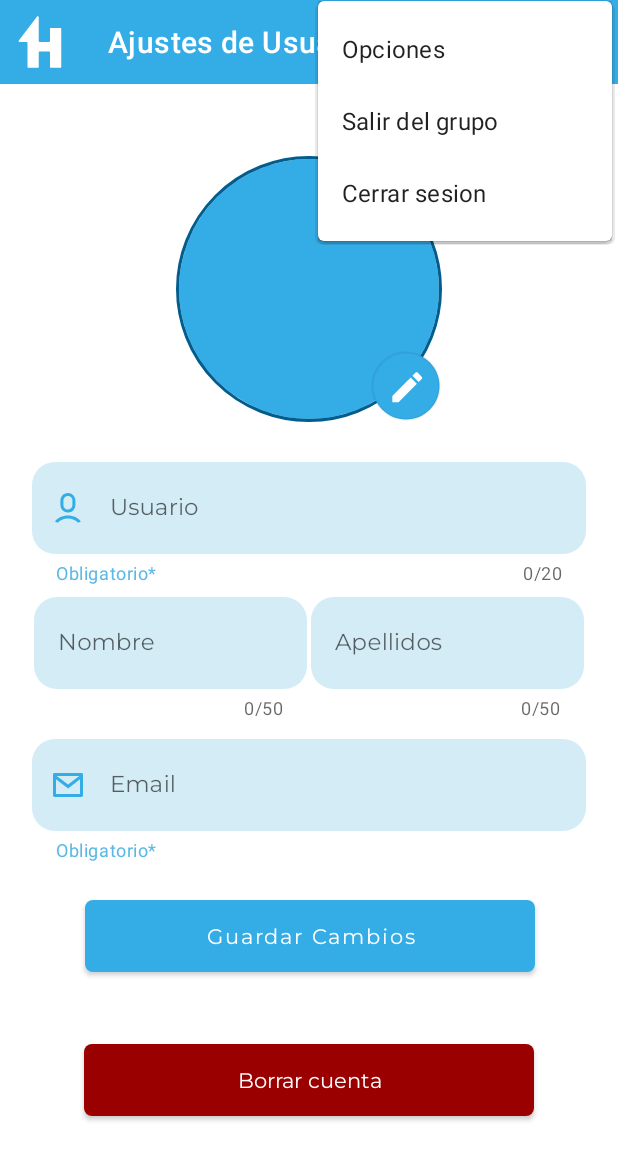
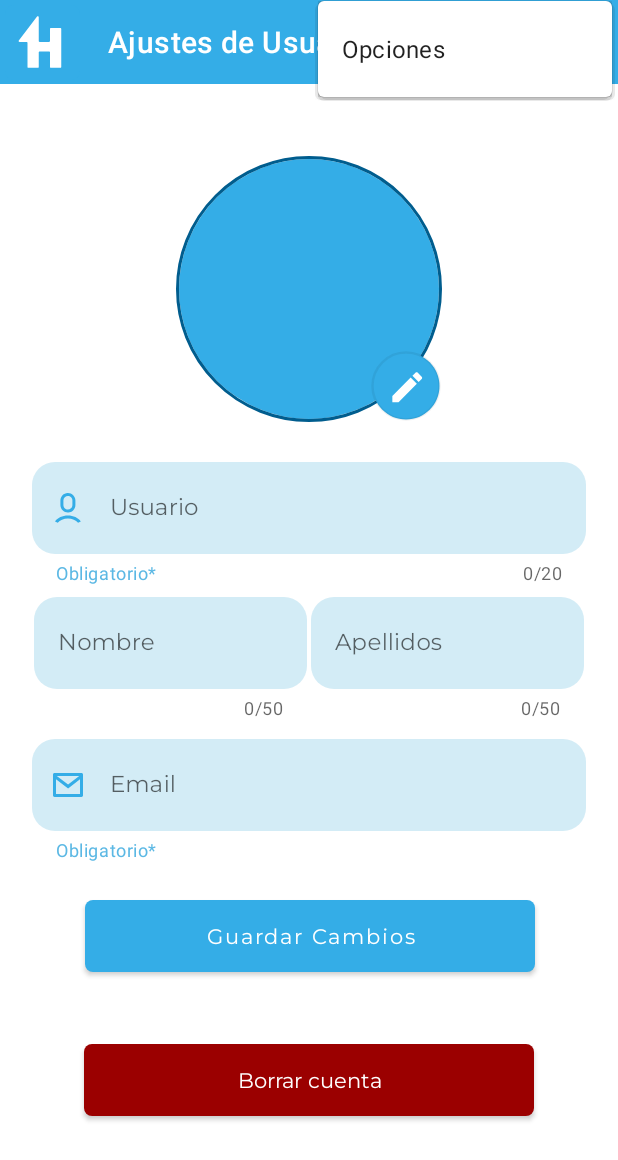
Before and after one commit to HOMIES-Project/homies-android, an Android app: the fragment SettingsUser placed in its activity, with the options menu open, on a phone screen of 412 x 824 dp. Shown: the top 1160 px of the screen. Run offline under Robolectric (Android 15) with nearby library versions, the light colour scheme and no system bars; our stand-ins replace CircleImageView; network calls fail; 2 statements that could not run were skipped.

Commit message:
comments and removal of junk files

```diff
--- a/app/src/main/AndroidManifest.xml
+++ b/app/src/main/AndroidManifest.xml
@@ -12,11 +12,6 @@
         android:roundIcon="@mipmap/ic_launcher_round"
         android:supportsRtl="true"
         android:theme="@style/Theme.Homies">
-        <activity android:name=".DetailGroup">
-
-
-
-        </activity>
         <activity
             android:name=".MenuActivity"
             android:exported="false" />
--- a/app/src/main/java/com/homies/homies/GroupFragment.java
+++ b/app/src/main/java/com/homies/homies/GroupFragment.java
@@ -59,7 +59,7 @@ public class GroupFragment extends Fragment {
         return group;
     }
 
-
+    //Method to get the list of groups where the user appears
     public void groupList() {
 
         SharedPreferences preferences = getActivity().getSharedPreferences("MY_APP", Context.MODE_PRIVATE);
@@ -94,8 +94,6 @@ public class GroupFragment extends Fragment {
                             transaction.addToBackStack(null);
                             transaction.commit();
 
-
-
                             Toast.makeText(getContext(),"You cliked " + oneGroup[position],Toast.LENGTH_SHORT).show();//Toast temporal, no añadir string
                         }
                     });
@@ -127,7 +125,7 @@ public class GroupFragment extends Fragment {
 
         return groupRequest;
     }
-
+    //Method to create a new group
     public void saveGroup(GroupRequest groupRequest) {
         SharedPreferences preferences = getActivity().getSharedPreferences("MY_APP", Context.MODE_PRIVATE);
         String retrivedToken  = preferences.getString("TOKEN",null);
--- a/app/src/main/java/com/homies/homies/SettingsUser.java
+++ b/app/src/main/java/com/homies/homies/SettingsUser.java
@@ -60,8 +60,8 @@ public class SettingsUser extends Fragment {
     private Bitmap bitmap;
 
     private static final int MY_PERMISSIONS_REQUEST = 100;
-    private int PICK_IMAGE_FROM_GALLERY_REQUEST =1;
-    private int IMG_REQUEST =21;
+    private final int PICK_IMAGE_FROM_GALLERY_REQUEST =1;
+    private final int IMG_REQUEST =21;
 
     @Override
     public View onCreateView(LayoutInflater inflater, ViewGroup container,
@@ -103,7 +103,7 @@ public class SettingsUser extends Fragment {
 
             }
         });
-
+        //button save changes
         btn_save.setOnClickListener(new View.OnClickListener() {
             @Override
             public void onClick(View view) {
@@ -115,14 +115,14 @@ public class SettingsUser extends Fragment {
                 }
             }
         });
-
+        //Button delete user
         btn_delete.setOnClickListener((View.OnClickListener) view -> {
             BottomSheetDialog bottomSheetDialog = new BottomSheetDialog(
                     getActivity(), R.style.BottonSheetDialogTheme
             );
             View bottomSheetView = LayoutInflater.from(activity.getApplicationContext())
                     .inflate(
-                            R.layout.activity_layout_botton_deleteuser,
+                            R.layout.dialog_layout_botton_deleteuser,
                             settings.findViewById(R.id.bottonDeleteUser)
                     );
 
@@ -152,7 +152,7 @@ public class SettingsUser extends Fragment {
 
         return userData;
     }
-
+    //Method to delete user
     public void deleteUser() {
         SharedPreferences preferences = getActivity().getSharedPreferences("MY_APP", Context.MODE_PRIVATE);
         String retrivedToken  = preferences.getString("TOKEN",null);
@@ -179,7 +179,7 @@ public class SettingsUser extends Fragment {
             }
         });
     }
-
+    //Method to obtain user data
     public void userInfo() {
         SharedPreferences preferences = getActivity().getSharedPreferences("MY_APP", Context.MODE_PRIVATE);
         String retrivedToken  = preferences.getString("TOKEN",null);
@@ -223,6 +223,7 @@ public class SettingsUser extends Fragment {
         });
 
     }
+    //Method for updating user data
     public void updateInfo(UserData userData) {
         SharedPreferences preferences = getActivity().getSharedPreferences("MY_APP", Context.MODE_PRIVATE);
         String retrivedToken  = preferences.getString("TOKEN",null);
--- a/app/src/main/java/com/homies/homies/user/LoginFragment.java
+++ b/app/src/main/java/com/homies/homies/user/LoginFragment.java
@@ -70,7 +70,7 @@ public class LoginFragment extends Fragment {
             );
             View bottomSheetView = LayoutInflater.from(activity.getApplicationContext())
                     .inflate(
-                            R.layout.activity_layout_botton_sheet,
+                            R.layout.dialog_layout_botton_sheet,
                             (ScrollView)login.findViewById(R.id.bottonSheetContainer)
                     );
 
--- a/app/src/main/res/menu/menu.xml
+++ b/app/src/main/res/menu/menu.xml
@@ -5,12 +5,6 @@
     <item
         android:id="@+id/opcion1"
         android:title="@string/settings"/>
-    <item
-        android:id="@+id/opcion2"
-        android:title="@string/group_exit"/>
-    <item
-        android:id="@+id/opcion3"
-        android:title="@string/log_out"/>
 
 
 </menu>
```
Also changed, not shown: app/src/main/java/com/homies/homies/DetailGroup.java (deleted, +0 -19 lines), app/src/main/java/com/homies/homies/EditGroupFragment.java (+12 -6 lines), app/src/main/java/com/homies/homies/GroupFunctions.java (deleted, +0 -26 lines), app/src/main/java/com/homies/homies/MenuActivity.java (+1 -8 lines), app/src/main/res/layout/fragment_group_functions.xml (deleted, +0 -14 lines), app/src/main/res/layout/dialog_add_user.xml (renamed from app/src/main/res/layout/activity_add_user.xml), app/src/main/res/layout/dialog_confirm_leave_group.xml (renamed from app/src/main/res/layout/activity_confirm_leave_group.xml), app/src/main/res/layout/dialog_delete_group.xml (renamed from app/src/main/res/layout/activity_delete_group.xml), app/src/main/res/layout/dialog_delete_user.xml (renamed from app/src/main/res/layout/activity_delete_user.xml), app/src/main/res/layout/dialog_detail_group.xml (renamed from app/src/main/res/layout/activity_detail_group.xml), app/src/main/res/layout/dialog_layout_botton_addgroup.xml (renamed from app/src/main/res/layout/activity_layout_botton_addgroup.xml), app/src/main/res/layout/dialog_layout_botton_deleteuser.xml (renamed from app/src/main/res/layout/activity_layout_botton_deleteuser.xml), app/src/main/res/layout/dialog_layout_botton_sheet.xml (renamed from app/src/main/res/layout/activity_layout_botton_sheet.xml), app/src/main/res/layout/dialog_leave_group.xml (renamed from app/src/main/res/layout/activity_leave_group.xml).
